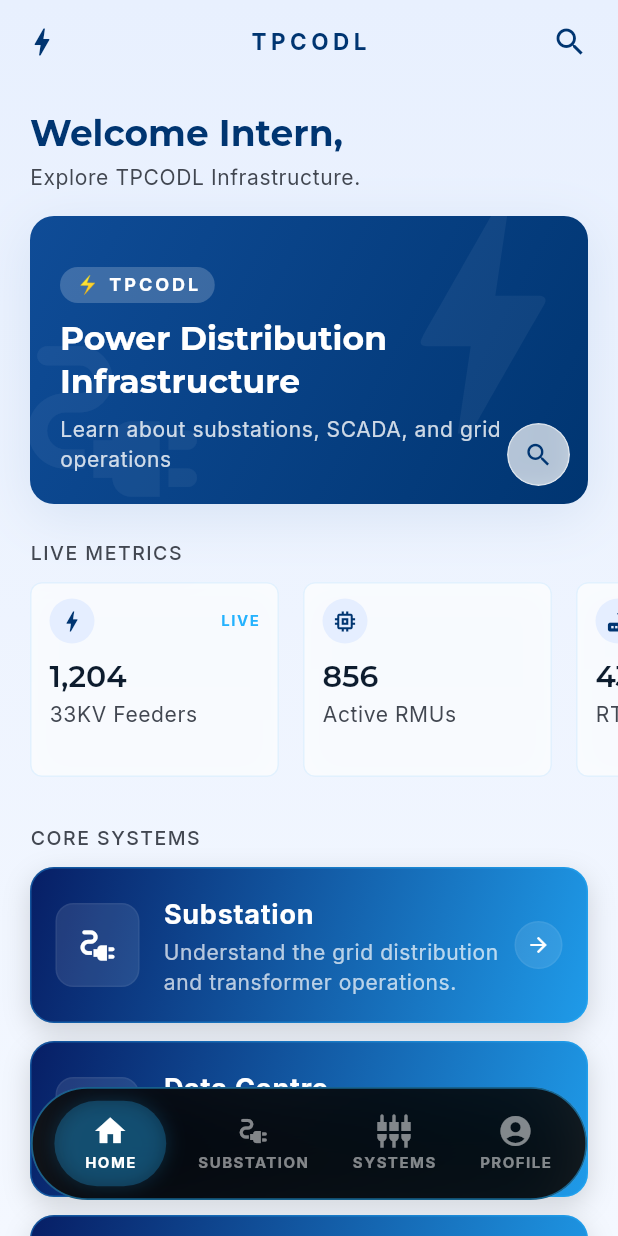
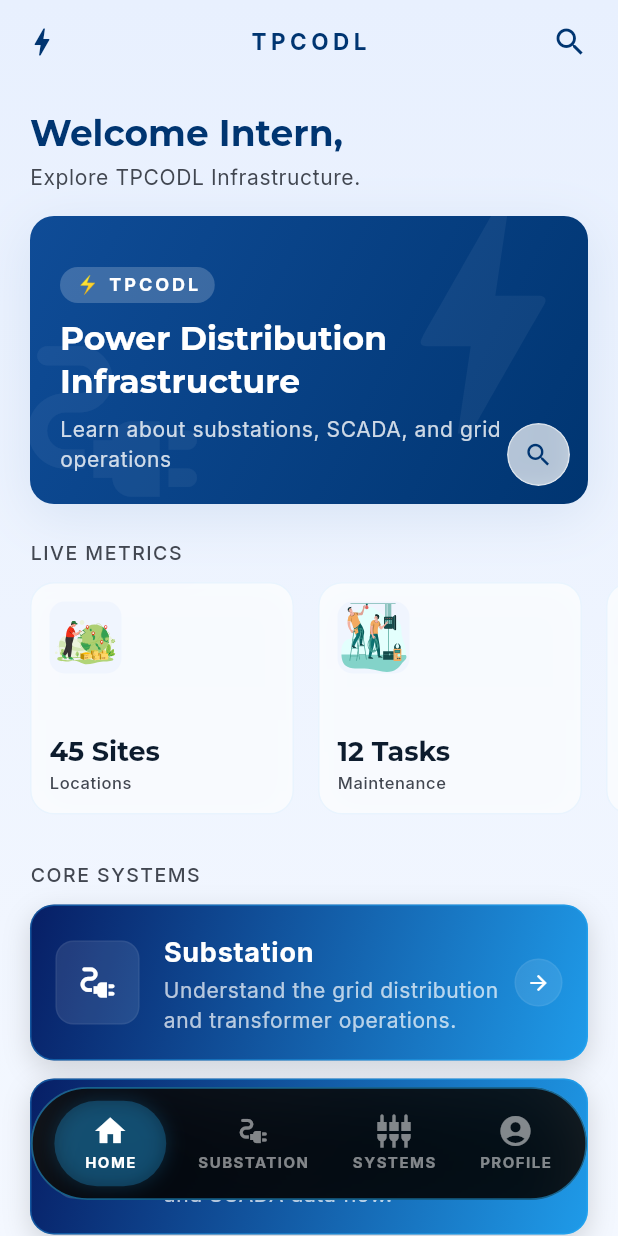
Before and after one commit to abinashmohanty8059/TPCODL, a Flutter app: the screen it shows after launch, on a phone screen of 412 x 824 dp. Run offline on Flutter 3.47's test engine with Material 3 defaults, Android fonts, the phone set to English and light mode, and no system bars; drawn by our look-alikes of flutter_animate; our stand-ins replace google_fonts, lottie.

Commit message:
homepage made responsive

```diff
--- a/lib/data.dart
+++ b/lib/data.dart
@@ -6,25 +6,57 @@
   final String value;
   final IconData icon;
   final bool isLive;
+  final String? lottieAsset;
 
   const StatData({
     required this.label,
     required this.value,
     required this.icon,
     this.isLive = false,
+    this.lottieAsset,
   });
 }
 
 const List<StatData> liveMetrics = [
   StatData(
-    label: '33KV Feeders',
-    value: '1,204',
+    label: 'Locations',
+    value: '45 Sites',
+    icon: Icons.location_on,
+    lottieAsset: 'json/Locations.json',
+  ),
+  StatData(
+    label: 'Maintenance',
+    value: '12 Tasks',
+    icon: Icons.build,
+    lottieAsset: 'json/Maintenance.json',
+  ),
+  StatData(
+    label: 'Photos',
+    value: '182 Uploads',
+    icon: Icons.photo_library,
+    lottieAsset: 'json/Photos.json',
+  ),
+  StatData(
+    label: 'SCADA Signal',
+    value: 'Online',
+    icon: Icons.wifi,
+    isLive: true,
+    lottieAsset: 'json/SCADA Signal.json',
+  ),
+  StatData(
+    label: 'UPS battery',
+    value: '98% Cap',
+    icon: Icons.battery_charging_full,
+    isLive: true,
+    lottieAsset: 'json/UPS battery.json',
+  ),
+  StatData(
+    label: 'electricity',
+    value: '415 V',
     icon: Icons.bolt,
     isLive: true,
+    lottieAsset: 'json/electricity.json',
   ),
-  StatData(label: 'Active RMUs', value: '856', icon: Icons.memory),
-  StatData(label: 'RTU Nodes', value: '432', icon: Icons.router),
-  StatData(label: 'SCADA Uptime', value: '99.9%', icon: Icons.dataset),
 ];
 
 // ─── Core System Module Data ───
--- a/lib/screens/home_screen.dart
+++ b/lib/screens/home_screen.dart
@@ -179,7 +179,7 @@
         ),
         const SizedBox(height: 12),
         SizedBox(
-          height: 130,
+          height: 155,
           child: ListView.separated(
             scrollDirection: Axis.horizontal,
             padding: const EdgeInsets.symmetric(horizontal: 20),
--- a/lib/widgets/stat_card.dart
+++ b/lib/widgets/stat_card.dart
@@ -1,4 +1,5 @@
 import 'package:flutter/material.dart';
+import 'package:lottie/lottie.dart';
 import '../theme.dart';
 import '../data.dart';
 import 'glass_card.dart';
@@ -11,44 +12,73 @@
   @override
   Widget build(BuildContext context) {
     return GlassCard(
-      borderRadius: 8,
-      borderColor: TPColors.secondaryFixed.withValues(alpha: 0.5),
-      padding: const EdgeInsets.symmetric(horizontal: 12, vertical: 10),
+      borderRadius: 16,
+      borderColor: TPColors.secondaryFixed.withValues(alpha: 0.35),
+      padding: const EdgeInsets.all(12),
       child: SizedBox(
-        width: 140,
+        width: 150,
+        height: 125,
         child: Column(
           crossAxisAlignment: CrossAxisAlignment.start,
-          mainAxisSize: MainAxisSize.min,
           children: [
             Row(
               mainAxisAlignment: MainAxisAlignment.spaceBetween,
+              crossAxisAlignment: CrossAxisAlignment.start,
               children: [
+                if (data.lottieAsset != null)
                   Container(
-                  padding: const EdgeInsets.all(6),
+                    width: 48,
+                    height: 48,
+                    decoration: BoxDecoration(
+                      color: TPColors.surfaceContainer.withValues(alpha: 0.4),
+                      borderRadius: BorderRadius.circular(10),
+                    ),
+                    clipBehavior: Clip.antiAlias,
+                    child: Lottie.asset(
+                      data.lottieAsset!,
+                      fit: BoxFit.contain,
+                      errorBuilder: (context, error, stackTrace) {
+                        return Center(
+                          child: Icon(data.icon, size: 20, color: TPColors.primary),
+                        );
+                      },
+                    ),
+                  )
+                else
+                  Container(
+                    padding: const EdgeInsets.all(8),
                     decoration: BoxDecoration(
                       color: TPColors.surfaceContainer,
                       borderRadius: BorderRadius.circular(9999),
                     ),
-                  child: Icon(data.icon, size: 18, color: TPColors.primary),
+                    child: Icon(data.icon, size: 20, color: TPColors.primary),
                   ),
                 if (data.isLive)
-                  Text(
+                  Container(
+                    padding: const EdgeInsets.symmetric(horizontal: 6, vertical: 2),
+                    decoration: BoxDecoration(
+                      color: TPColors.secondaryContainer.withValues(alpha: 0.15),
+                      borderRadius: BorderRadius.circular(6),
+                    ),
+                    child: Text(
                       'LIVE',
                       style: Theme.of(context).textTheme.labelMedium?.copyWith(
                             color: TPColors.secondaryContainer,
-                          fontWeight: FontWeight.w700,
-                          letterSpacing: 1,
-                          fontSize: 10,
+                            fontWeight: FontWeight.w800,
+                            letterSpacing: 0.5,
+                            fontSize: 9,
+                          ),
                     ),
                   ),
               ],
             ),
-            const SizedBox(height: 8),
+            const Spacer(),
             Text(
               data.value,
               style: Theme.of(context).textTheme.headlineSmall?.copyWith(
                     color: TPColors.onSurface,
-                    fontWeight: FontWeight.w600,
+                    fontWeight: FontWeight.w700,
+                    fontSize: 18,
                   ),
             ),
             const SizedBox(height: 1),
@@ -56,6 +86,8 @@
               data.label,
               style: Theme.of(context).textTheme.bodySmall?.copyWith(
                     color: TPColors.onSurfaceVariant,
+                    fontWeight: FontWeight.w500,
+                    fontSize: 11,
                   ),
               maxLines: 1,
               overflow: TextOverflow.ellipsis,
--- a/pubspec.yaml
+++ b/pubspec.yaml
@@ -62,6 +62,12 @@
 
   assets:
     - json/global-delivery.json
+    - json/Locations.json
+    - json/Maintenance.json
+    - json/Photos.json
+    - json/SCADA Signal.json
+    - json/UPS battery.json
+    - json/electricity.json
 
   # An image asset can refer to one or more resolution-specific "variants", see
   # https://flutter.dev/to/resolution-aware-images
```
Lines whose indentation alone changed are shown as unchanged.
